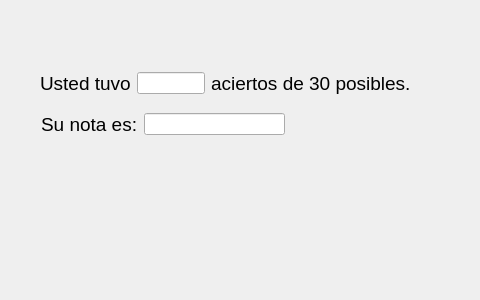
Qt form PA/aciertos.ui (keisy43/superproyecto_alse) before a commit.
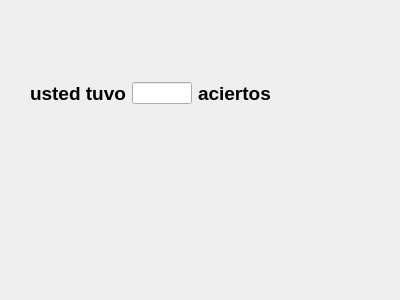
The same form after that commit.

The edit to the form file:
```diff
--- a/PA/aciertos.ui
+++ b/PA/aciertos.ui
@@ -6,7 +6,7 @@
    <rect>
     <x>0</x>
     <y>0</y>
-    <width>480</width>
+    <width>400</width>
     <height>300</height>
    </rect>
   </property>
@@ -16,9 +16,9 @@
   <widget class="QWidget" name="">
    <property name="geometry">
     <rect>
-     <x>40</x>
-     <y>70</y>
-     <width>371</width>
+     <x>30</x>
+     <y>80</y>
+     <width>241</width>
      <height>27</height>
     </rect>
    </property>
@@ -26,7 +26,7 @@
     <item>
      <widget class="QLabel" name="label">
       <property name="text">
-       <string>&lt;html&gt;&lt;head/&gt;&lt;body&gt;&lt;p&gt;&lt;span style=&quot; font-size:14pt;&quot;&gt;Usted tuvo&lt;/span&gt;&lt;/p&gt;&lt;/body&gt;&lt;/html&gt;</string>
+       <string>&lt;html&gt;&lt;head/&gt;&lt;body&gt;&lt;p&gt;&lt;span style=&quot; font-size:14pt; font-weight:600;&quot;&gt;usted tuvo&lt;/span&gt;&lt;/p&gt;&lt;/body&gt;&lt;/html&gt;</string>
       </property>
      </widget>
     </item>
@@ -40,34 +40,12 @@
     <item>
      <widget class="QLabel" name="label_2">
       <property name="text">
-       <string>&lt;html&gt;&lt;head/&gt;&lt;body&gt;&lt;p&gt;&lt;span style=&quot; font-size:14pt;&quot;&gt;aciertos de 30 posibles.&lt;/span&gt;&lt;/p&gt;&lt;/body&gt;&lt;/html&gt;</string>
+       <string>&lt;html&gt;&lt;head/&gt;&lt;body&gt;&lt;p&gt;&lt;span style=&quot; font-size:14pt; font-weight:600;&quot;&gt;aciertos&lt;/span&gt;&lt;/p&gt;&lt;/body&gt;&lt;/html&gt;</string>
       </property>
      </widget>
     </item>
    </layout>
   </widget>
-  <widget class="QWidget" name="">
-   <property name="geometry">
-    <rect>
-     <x>41</x>
-     <y>111</y>
-     <width>244</width>
-     <height>27</height>
-    </rect>
-   </property>
-   <layout class="QHBoxLayout" name="horizontalLayout_2">
-    <item>
-     <widget class="QLabel" name="label_3">
-      <property name="text">
-       <string>&lt;html&gt;&lt;head/&gt;&lt;body&gt;&lt;p&gt;&lt;span style=&quot; font-size:14pt;&quot;&gt;Su nota es:&lt;/span&gt;&lt;/p&gt;&lt;/body&gt;&lt;/html&gt;</string>
-      </property>
-     </widget>
-    </item>
-    <item>
-     <widget class="QLineEdit" name="valor"/>
-    </item>
-   </layout>
-  </widget>
  </widget>
  <resources/>
  <connections/>
```
